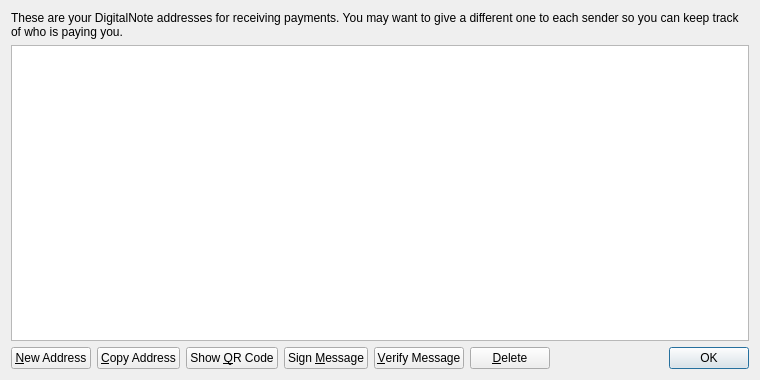
CryptoCoderz/DigitalNote, file src/qt/forms/addressbookpage.ui: the form before one commit.
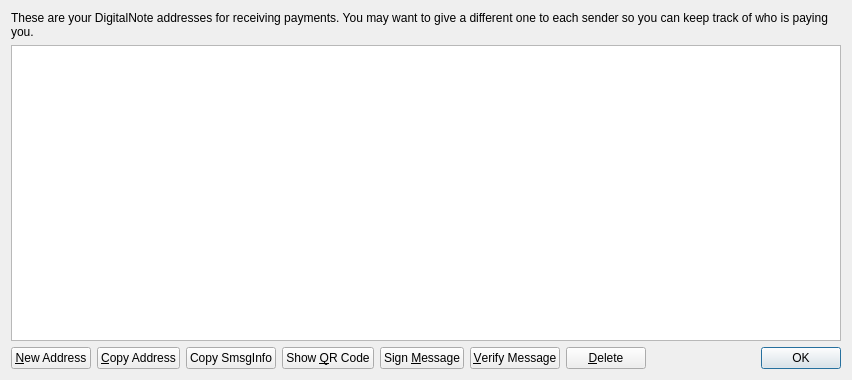
The form after the commit.

Commit message: add copySmsgInfo menu and button in address book page

Patch:
```diff
--- a/src/qt/forms/addressbookpage.ui
+++ b/src/qt/forms/addressbookpage.ui
@@ -6,7 +6,7 @@
    <rect>
     <x>0</x>
     <y>0</y>
-    <width>760</width>
+    <width>852</width>
     <height>380</height>
    </rect>
   </property>
@@ -80,6 +80,16 @@
        </property>
       </widget>
      </item>
+     <item>
+      <widget class="QPushButton" name="copySmsgInfo">
+       <property name="toolTip">
+        <string>Copy the currently selected address smsg info to the system clipboard</string>
+       </property>
+       <property name="text">
+        <string>Copy SmsgInfo</string>
+       </property>
+      </widget>
+     </item>
      <item>
       <widget class="QPushButton" name="showQRCode">
        <property name="text">
```
The commit also changes 2 other files.
